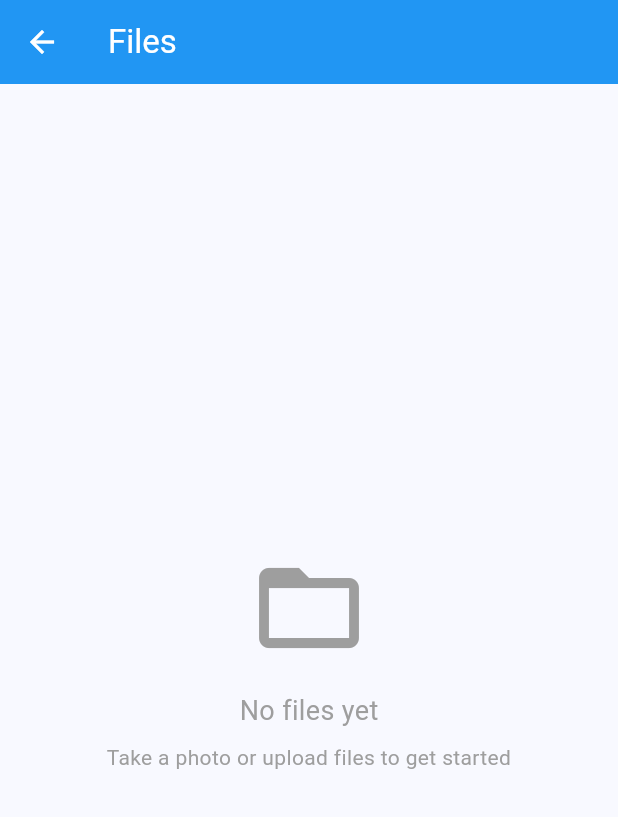
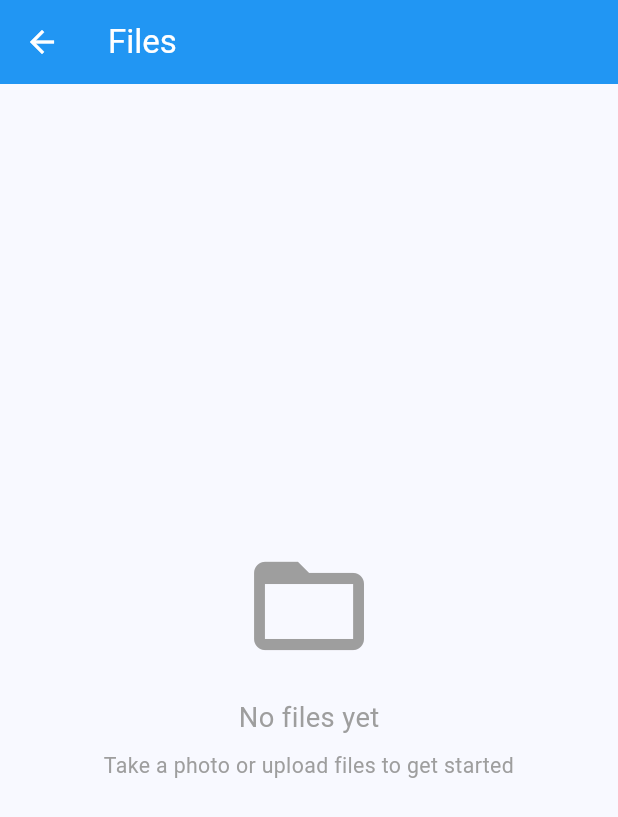
Before and after one commit to AndrewYapKJ/data_extractor, a Flutter app: the FilesView screen opened directly, on a phone screen of 412 x 824 dp. Shown: the top 817 px of the screen. Run offline on Flutter 3.47's test engine with Material 3 defaults, Android fonts, the phone set to English and light mode, and no system bars; our stand-ins replace file_picker, flutter_screenutil, image_picker, pdf, permission_handler, share_plus and 1 more; missing offline and left inert: flutter_pdfview, google_mlkit_document_scanner, google_mlkit_text_recognition, opencv_dart; accounts and stored records are empty.

Commit message:
Add Responsive UI

```diff
--- a/Mobile/lib/services/edge_detection_service.dart
+++ b/Mobile/lib/services/edge_detection_service.dart
@@ -10,7 +10,7 @@ class EdgeDetectionService {
   static final ImagePicker _imagePicker = ImagePicker();
 
   /// Check if ML Kit Document Scanner is available (Android only)
-  static bool get isMLKitAvailable => Platform.isAndroid;
+  static bool get isMLKitAvailable => true; //Platform.isAndroid;
 
   /// Capture image with automatic edge detection using Google ML Kit Document Scanner
   static Future<String?> captureWithEdgeDetection() async {
--- /dev/null
+++ b/Mobile/lib/utils/screen_utils.dart
@@ -0,0 +1,86 @@
+import 'package:flutter_screenutil/flutter_screenutil.dart';
+
+/// Screen utility helpers for responsive design
+class ScreenUtils {
+  /// Get screen width
+  static double get screenWidth => 1.sw;
+
+  /// Get screen height
+  static double get screenHeight => 1.sh;
+
+  /// Get status bar height
+  static double get statusBarHeight => ScreenUtil().statusBarHeight;
+
+  /// Get bottom bar height
+  static double get bottomBarHeight => ScreenUtil().bottomBarHeight;
+
+  /// Get responsive width using ScreenUtil
+  static double width(double width) => ScreenUtil().setWidth(width);
+
+  /// Get responsive height using ScreenUtil
+  static double height(double height) => ScreenUtil().setHeight(height);
+
+  /// Get responsive font size using ScreenUtil
+  static double fontSize(double size) => ScreenUtil().setSp(size);
+
+  /// Get responsive radius using ScreenUtil
+  static double radius(double radius) => ScreenUtil().radius(radius);
+
+  /// Get responsive padding/margin using ScreenUtil
+  static double spacing(double spacing) => ScreenUtil().setWidth(spacing);
+
+  /// Check if device is tablet
+  static bool get isTablet => ScreenUtil().screenWidth > 600;
+
+  /// Check if device is phone
+  static bool get isPhone => !isTablet;
+
+  /// Get device pixel ratio
+  static double get pixelRatio => ScreenUtil().pixelRatio!;
+}
+
+/// Common responsive size values
+class AppSizes {
+  // Spacing values
+  static double get xs => 4.w; // Extra small spacing
+  static double get sm => 8.w; // Small spacing
+  static double get md => 16.w; // Medium spacing
+  static double get lg => 24.w; // Large spacing
+  static double get xl => 32.w; // Extra large spacing
+  static double get xxl => 48.w; // Extra extra large spacing
+
+  // Font sizes
+  static double get captionText => 12.sp; // Caption text
+  static double get bodySmall => 14.sp; // Small body text
+  static double get bodyText => 16.sp; // Regular body text
+  static double get subtitle => 18.sp; // Subtitle text
+  static double get title => 20.sp; // Title text
+  static double get heading => 24.sp; // Heading text
+  static double get largeHeading => 28.sp; // Large heading
+
+  // Icon sizes
+  static double get smallIcon => 16.w; // Small icons
+  static double get icon => 24.w; // Regular icons
+  static double get largeIcon => 32.w; // Large icons
+  static double get extraLargeIcon => 48.w; // Extra large icons
+
+  // Button sizes
+  static double get buttonHeight => 48.h; // Standard button height
+  static double get smallButtonHeight => 36.h; // Small button height
+  static double get largeButtonHeight => 56.h; // Large button height
+
+  // Border radius
+  static double get smallRadius => 4.r; // Small border radius
+  static double get radius => 8.r; // Standard border radius
+  static double get largeRadius => 12.r; // Large border radius
+  static double get circularRadius => 50.r; // Circular border radius
+
+  // Card and container sizes
+  static double get cardPadding => 16.w; // Card padding
+  static double get containerPadding => 20.w; // Container padding
+  static double get screenPadding => 16.w; // Screen edge padding
+
+  // Grid spacing
+  static double get gridSpacing => 12.w; // Grid item spacing
+  static double get listSpacing => 8.w; // List item spacing
+}
--- a/Mobile/lib/views/files_view.dart
+++ b/Mobile/lib/views/files_view.dart
@@ -4,6 +4,7 @@ import 'package:provider/provider.dart';
 import 'package:share_plus/share_plus.dart';
 import '../controllers/file_controller.dart';
 import '../models/file_item_model.dart';
+import '../utils/screen_utils.dart';
 import '../widgets/pdf_viewer_screen.dart';
 
 class FilesView extends StatelessWidget {
@@ -243,20 +244,30 @@ class FilesView extends StatelessWidget {
           }
 
           if (fileController.files.isEmpty) {
-            return const Center(
+            return Center(
               child: Column(
                 mainAxisAlignment: MainAxisAlignment.center,
                 children: [
-                  Icon(Icons.folder_open, size: 80, color: Colors.grey),
-                  SizedBox(height: 16),
+                  Icon(
+                    Icons.folder_open,
+                    size: AppSizes.extraLargeIcon * 1.67,
+                    color: Colors.grey,
+                  ),
+                  SizedBox(height: AppSizes.md),
                   Text(
                     'No files yet',
-                    style: TextStyle(fontSize: 18, color: Colors.grey),
+                    style: TextStyle(
+                      fontSize: AppSizes.subtitle,
+                      color: Colors.grey,
+                    ),
                   ),
-                  SizedBox(height: 8),
+                  SizedBox(height: AppSizes.sm),
                   Text(
                     'Take a photo or upload files to get started',
-                    style: TextStyle(fontSize: 14, color: Colors.grey),
+                    style: TextStyle(
+                      fontSize: AppSizes.bodySmall,
+                      color: Colors.grey,
+                    ),
                     textAlign: TextAlign.center,
                   ),
                 ],
@@ -270,7 +281,7 @@ class FilesView extends StatelessWidget {
               await Future.delayed(const Duration(milliseconds: 500));
             },
             child: ListView.builder(
-              padding: const EdgeInsets.all(16),
+              padding: EdgeInsets.all(AppSizes.md),
               itemCount: fileController.files.length,
               itemBuilder: (context, index) {
                 final file = fileController.files[index];
@@ -308,35 +319,37 @@ class _FileCard extends StatelessWidget {
   @override
   Widget build(BuildContext context) {
     return Card(
-      margin: const EdgeInsets.only(bottom: 12),
+      margin: EdgeInsets.only(bottom: AppSizes.xs * 3),
       elevation: 3,
-      shape: RoundedRectangleBorder(borderRadius: BorderRadius.circular(12)),
+      shape: RoundedRectangleBorder(
+        borderRadius: BorderRadius.circular(AppSizes.largeRadius),
+      ),
       child: InkWell(
         onTap: onTap,
-        borderRadius: BorderRadius.circular(12),
+        borderRadius: BorderRadius.circular(AppSizes.largeRadius),
         child: Padding(
-          padding: const EdgeInsets.all(16),
+          padding: EdgeInsets.all(AppSizes.md),
           child: Row(
             children: [
               // File icon
               Container(
-                padding: const EdgeInsets.all(12),
+                padding: EdgeInsets.all(AppSizes.xs * 3),
                 decoration: BoxDecoration(
                   color:
                       file.type == FileType.image
                           ? Colors.blue.withOpacity(0.1)
                           : Colors.red.withOpacity(0.1),
-                  borderRadius: BorderRadius.circular(8),
+                  borderRadius: BorderRadius.circular(AppSizes.radius),
                 ),
                 child: Icon(
                   file.type == FileType.image
                       ? Icons.image
                       : Icons.picture_as_pdf,
                   color: file.type == FileType.image ? Colors.blue : Colors.red,
-                  size: 24,
+                  size: AppSizes.icon,
                 ),
               ),
-              const SizedBox(width: 16),
+              SizedBox(width: AppSizes.md),
               // File info
               Expanded(
                 child: Column(
@@ -344,17 +357,20 @@ class _FileCard extends StatelessWidget {
                   children: [
                     Text(
                       file.name,
-                      style: const TextStyle(
-                        fontSize: 16,
+                      style: TextStyle(
+                        fontSize: AppSizes.bodyText,
                         fontWeight: FontWeight.w500,
                       ),
                       maxLines: 2,
                       overflow: TextOverflow.ellipsis,
                     ),
-                    const SizedBox(height: 4),
+                    SizedBox(height: AppSizes.xs),
                     Text(
                       '${file.formattedSize} • ${_formatDate(file.uploadDate)}',
-                      style: TextStyle(fontSize: 12, color: Colors.grey[600]),
+                      style: TextStyle(
+                        fontSize: AppSizes.captionText,
+                        color: Colors.grey[600],
+                      ),
                     ),
                   ],
                 ),
--- a/Mobile/pubspec.yaml
+++ b/Mobile/pubspec.yaml
@@ -46,6 +46,7 @@ dependencies:
 
   # UI components
   cached_network_image: ^3.3.1
+  flutter_screenutil: ^5.9.3
 
   # Utilities
   shared_preferences: ^2.2.2
```
Also changed, not shown: Mobile/lib/controllers/file_controller.dart (+66 -23 lines), Mobile/lib/main.dart (+9 -1 lines), Mobile/lib/services/image_enhancement_service.dart (+27 -16 lines), Mobile/lib/views/home_view.dart (+141 -66 lines), Mobile/lib/views/login_view.dart (+25 -17 lines), Mobile/pubspec.lock.
